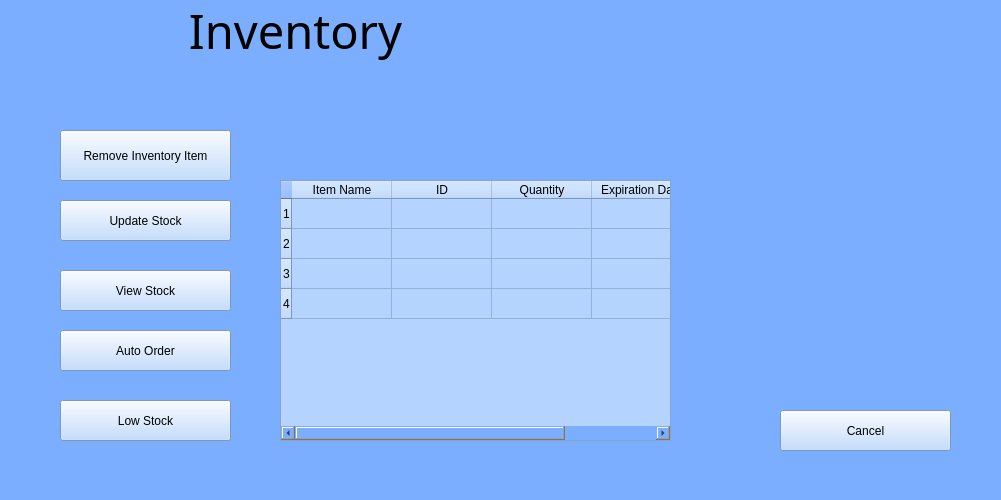
Before: the Qt Designer form UI/Inventory.ui in BennettPJ/SFWE403-Sem-Proj, drawn with Qt 5.
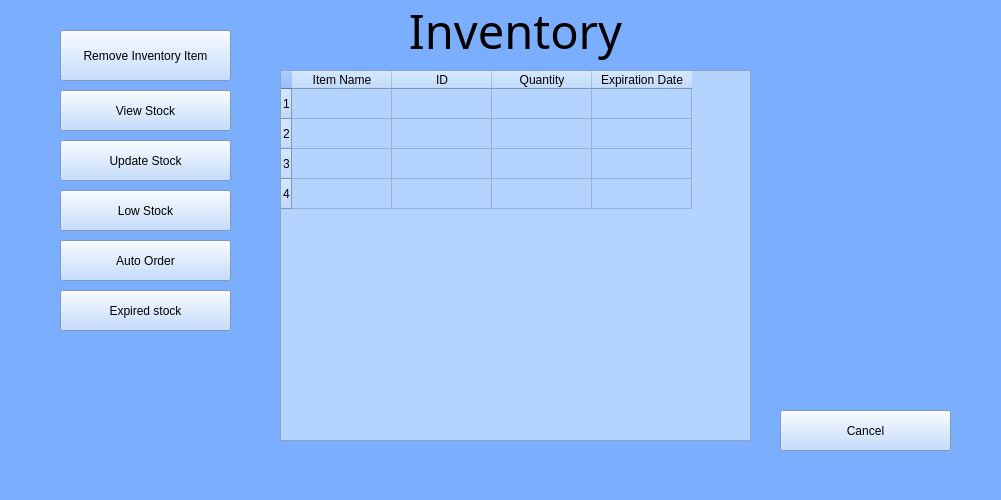
After: the same form once the commit is applied. Icons and pictures are not drawn.

Commit message: Updated inventory to add a check experation date + 30 days button.

Patch:
```diff
--- a/UI/Inventory.ui
+++ b/UI/Inventory.ui
@@ -39,7 +39,7 @@
    <widget class="QLabel" name="label_3">
     <property name="geometry">
      <rect>
-      <x>-30</x>
+      <x>190</x>
       <y>0</y>
       <width>651</width>
       <height>61</height>
@@ -76,10 +76,10 @@
    <widget class="QLabel" name="label_4">
     <property name="geometry">
      <rect>
-      <x>730</x>
+      <x>760</x>
       <y>80</y>
-      <width>241</width>
-      <height>241</height>
+      <width>211</width>
+      <height>201</height>
      </rect>
     </property>
     <property name="text">
@@ -131,9 +131,9 @@
     <property name="geometry">
      <rect>
       <x>280</x>
-      <y>180</y>
-      <width>391</width>
-      <height>261</height>
+      <y>70</y>
+      <width>471</width>
+      <height>371</height>
      </rect>
     </property>
     <property name="sizePolicy">
@@ -191,16 +191,16 @@
      </property>
     </column>
     <column>
-  <property name="text">
-   <string>Expiration Date</string> 
-  </property>
- </column>
+     <property name="text">
+      <string>Expiration Date</string>
+     </property>
+    </column>
    </widget>
    <widget class="QPushButton" name="updateStockButton">
     <property name="geometry">
      <rect>
       <x>60</x>
-      <y>200</y>
+      <y>140</y>
       <width>171</width>
       <height>41</height>
      </rect>
@@ -232,7 +232,7 @@
     <property name="geometry">
      <rect>
       <x>60</x>
-      <y>270</y>
+      <y>90</y>
       <width>171</width>
       <height>41</height>
      </rect>
@@ -264,7 +264,7 @@
     <property name="geometry">
      <rect>
       <x>60</x>
-      <y>330</y>
+      <y>240</y>
       <width>171</width>
       <height>41</height>
      </rect>
@@ -296,7 +296,7 @@
     <property name="geometry">
      <rect>
       <x>60</x>
-      <y>400</y>
+      <y>190</y>
       <width>171</width>
       <height>41</height>
      </rect>
@@ -328,7 +328,7 @@
     <property name="geometry">
      <rect>
       <x>60</x>
-      <y>130</y>
+      <y>30</y>
       <width>171</width>
       <height>51</height>
      </rect>
@@ -356,6 +356,34 @@
      </size>
     </property>
    </widget>
+   <widget class="QPushButton" name="exp_date">
+    <property name="geometry">
+     <rect>
+      <x>60</x>
+      <y>290</y>
+      <width>171</width>
+      <height>41</height>
+     </rect>
+    </property>
+    <property name="sizePolicy">
+     <sizepolicy hsizetype="Fixed" vsizetype="Fixed">
+      <horstretch>0</horstretch>
+      <verstretch>0</verstretch>
+     </sizepolicy>
+    </property>
+    <property name="styleSheet">
+     <string notr="true">background-color: rgb(180, 212, 255);</string>
+    </property>
+    <property name="text">
+     <string>Expired stock</string>
+    </property>
+    <property name="iconSize">
+     <size>
+      <width>25</width>
+      <height>25</height>
+     </size>
+    </property>
+   </widget>
   </widget>
   <widget class="QMenuBar" name="menubar">
    <property name="geometry">
```
Left out of the diff: 2 changed lines with no effect on the pictures. The commit also changes 3 other files.
